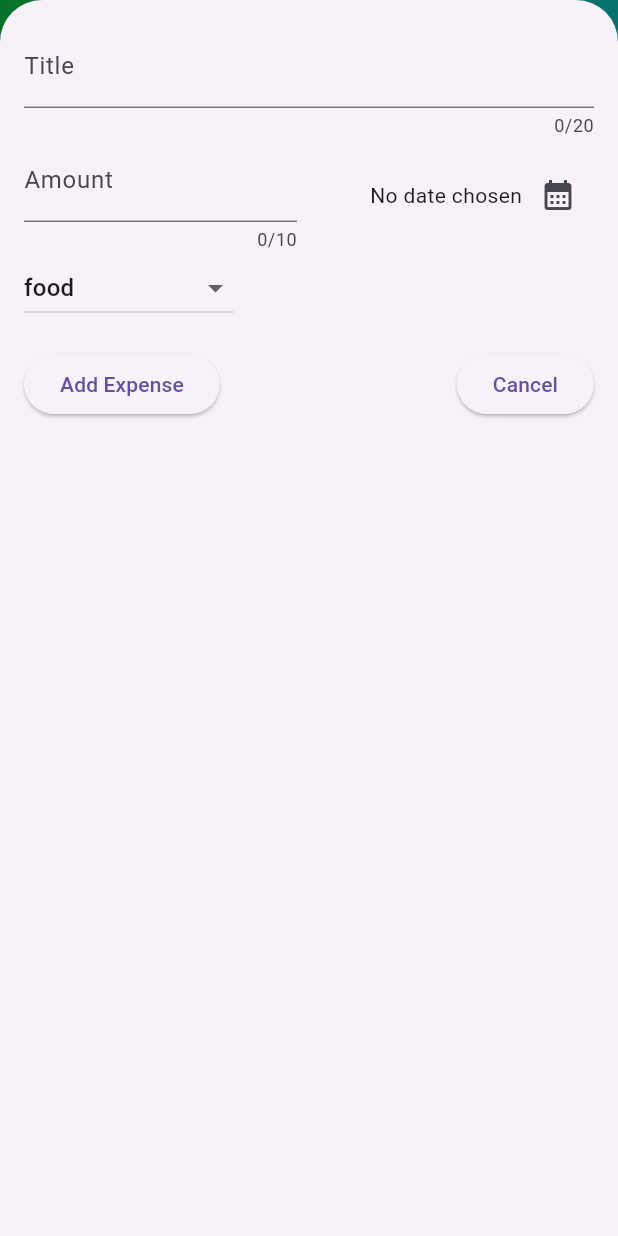
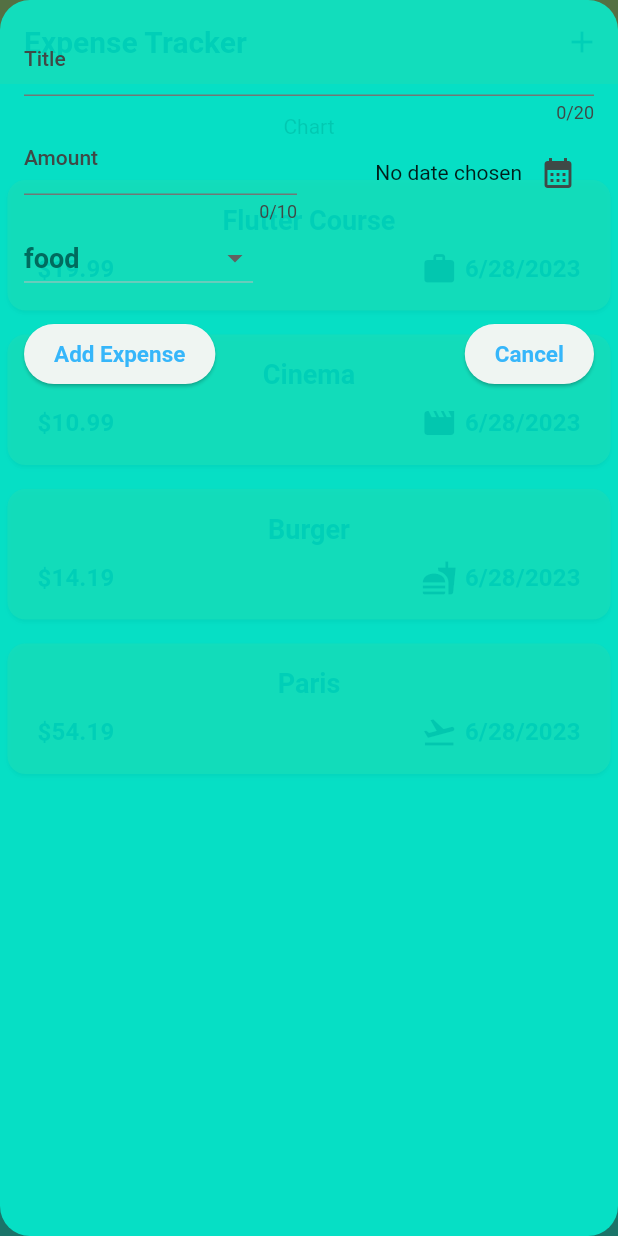
Before and after one commit to AlexTritecky/expense-tracker-app, a Flutter app: the screen it shows after launch, after a tap on the "add" icon, on a phone screen of 412 x 824 dp. Run offline on Flutter 3.47's test engine with Material 2 defaults, Android fonts, the phone set to English and light mode, and no system bars.

Commit message:
Add theme

```diff
--- a/client/lib/expenses.dart
+++ b/client/lib/expenses.dart
@@ -84,19 +84,6 @@ class _ExpensesState extends State<Expenses> {
     return Scaffold(
       appBar: AppBar(
         title: const Text('Expense Tracker'),
-        flexibleSpace: Container(
-          decoration: const BoxDecoration(
-            gradient: LinearGradient(
-              colors: [
-                Color.fromARGB(255, 15, 249, 85),
-                Color.fromARGB(255, 15, 249, 167),
-                Color.fromARGB(255, 14, 248, 240)
-              ],
-              begin: Alignment.topLeft,
-              end: Alignment.bottomRight,
-            ),
-          ),
-        ),
         actions: [
           IconButton(
             onPressed: _openAddExpenseModal,
--- a/client/lib/main.dart
+++ b/client/lib/main.dart
@@ -1,10 +1,131 @@
 import 'package:client/expenses.dart';
 import 'package:flutter/material.dart';
+
+var kColorScheme = ColorScheme.fromSeed(
+    seedColor: const Color.fromARGB(199, 23, 253, 226),
+    background: const Color.fromARGB(197, 221, 241, 121),
+    onBackground: const Color.fromARGB(198, 0, 253, 223),
+    secondaryContainer: const Color.fromARGB(197, 0, 164, 253),
+    brightness: Brightness.light);
+
+var kDarkColorScheme = ColorScheme.fromSeed(
+    seedColor: const Color.fromARGB(198, 94, 119, 116),
+    background: const Color.fromARGB(197, 113, 91, 16),
+    onBackground: const Color.fromARGB(197, 9, 84, 75),
+    secondaryContainer: const Color.fromARGB(197, 48, 130, 86),
+    brightness: Brightness.dark);
 
 void main() {
   runApp(
     MaterialApp(
-      theme: ThemeData(useMaterial3: true),
+      darkTheme: ThemeData.dark().copyWith(
+          useMaterial3: true,
+          colorScheme: kDarkColorScheme,
+          appBarTheme: const AppBarTheme().copyWith(
+            backgroundColor: kDarkColorScheme.background,
+            foregroundColor: kDarkColorScheme.primary,
+          ),
+          scaffoldBackgroundColor: kDarkColorScheme.onBackground,
+          cardTheme: CardTheme(
+              color: kDarkColorScheme.background,
+              shadowColor: kDarkColorScheme.primary,
+              margin: const EdgeInsets.symmetric(
+                vertical: 8,
+                horizontal: 5,
+              )),
+          bottomSheetTheme: BottomSheetThemeData(
+            backgroundColor: kDarkColorScheme.onBackground,
+            modalBackgroundColor: kDarkColorScheme.onBackground,
+            shape: RoundedRectangleBorder(
+              borderRadius: BorderRadius.circular(20),
+            ),
+          ),
+          textTheme: ThemeData().textTheme.copyWith(
+                titleLarge: TextStyle(
+                  color: kDarkColorScheme.primary,
+                  fontSize: 20,
+                  fontWeight: FontWeight.bold,
+                ),
+                titleMedium: TextStyle(
+                  color: kDarkColorScheme.primary,
+                  fontSize: 18,
+                  fontWeight: FontWeight.bold,
+                ),
+                titleSmall: TextStyle(
+                  color: kDarkColorScheme.primary,
+                  fontSize: 16,
+                  fontWeight: FontWeight.bold,
+                ),
+              ),
+          elevatedButtonTheme: ElevatedButtonThemeData(
+              style: ElevatedButton.styleFrom(
+                  foregroundColor: kDarkColorScheme.secondaryContainer,
+                  textStyle: const TextStyle(
+                    fontSize: 15,
+                    fontWeight: FontWeight.bold,
+                  ),
+                  padding: const EdgeInsets.symmetric(
+                    vertical: 10,
+                    horizontal: 20,
+                  ),
+                  shape: RoundedRectangleBorder(
+                    borderRadius: BorderRadius.circular(20),
+                  )))),
+      theme: ThemeData().copyWith(
+        useMaterial3: true,
+        colorScheme: kColorScheme,
+        appBarTheme: const AppBarTheme().copyWith(
+          backgroundColor: kColorScheme.background,
+          foregroundColor: kColorScheme.primary,
+        ),
+        scaffoldBackgroundColor: kColorScheme.onBackground,
+        cardTheme: CardTheme(
+            color: kColorScheme.background,
+            shadowColor: kColorScheme.primary,
+            margin: const EdgeInsets.symmetric(
+              vertical: 8,
+              horizontal: 5,
+            )),
+        bottomSheetTheme: BottomSheetThemeData(
+          backgroundColor: kColorScheme.onBackground,
+          modalBackgroundColor: kColorScheme.onBackground,
+          shape: RoundedRectangleBorder(
+            borderRadius: BorderRadius.circular(20),
+          ),
+        ),
+        textTheme: ThemeData().textTheme.copyWith(
+              titleLarge: TextStyle(
+                color: kColorScheme.primary,
+                fontSize: 20,
+                fontWeight: FontWeight.bold,
+              ),
+              titleMedium: TextStyle(
+                color: kColorScheme.primary,
+                fontSize: 18,
+                fontWeight: FontWeight.bold,
+              ),
+              titleSmall: TextStyle(
+                color: kColorScheme.primary,
+                fontSize: 16,
+                fontWeight: FontWeight.bold,
+              ),
+            ),
+        elevatedButtonTheme: ElevatedButtonThemeData(
+            style: ElevatedButton.styleFrom(
+                foregroundColor: kColorScheme.secondaryContainer,
+                textStyle: const TextStyle(
+                  fontSize: 15,
+                  fontWeight: FontWeight.bold,
+                ),
+                padding: const EdgeInsets.symmetric(
+                  vertical: 10,
+                  horizontal: 20,
+                ),
+                shape: RoundedRectangleBorder(
+                  borderRadius: BorderRadius.circular(20),
+                ))),
+      ),
+
       title: 'Expense Tracker',
       home: const Expenses(),
     ),
--- a/client/lib/models/expense_model.dart
+++ b/client/lib/models/expense_model.dart
@@ -32,6 +32,24 @@ class Expense {
   String get formattedDate {
     return dateFormat.format(date);
   }
+}
 
-  // IconData get icon => categoryIcons[category]!;
+class ExpenseBucket {
+  const ExpenseBucket({
+    required this.category,
+    required this.expenses,
+  });
+
+  final Category category;
+  final List<Expense> expenses;
+
+  double get totalAmount {
+    double total = 0;
+
+    for (final expense in expenses) {
+      total += expense.amount;
+    }
+
+    return total;
+  }
 }
--- a/client/lib/widgets/expenses_item.dart
+++ b/client/lib/widgets/expenses_item.dart
@@ -16,13 +16,14 @@ class ExpenseItem extends StatelessWidget {
         ),
         child: Column(
           children: [
-            Text(expense.title),
+            Text(expense.title, style: Theme.of(context).textTheme.titleMedium),
             const SizedBox(
               height: 10,
             ),
             Row(
               children: [
-                Text('\$${expense.amount.toStringAsFixed(2)}'),
+                Text('\$${expense.amount.toStringAsFixed(2)}',
+                    style: Theme.of(context).textTheme.titleSmall),
                 const Spacer(
                   flex: 1,
                 ),
@@ -31,7 +32,8 @@ class ExpenseItem extends StatelessWidget {
                   const SizedBox(
                     width: 5,
                   ),
-                  Text(expense.formattedDate),
+                  Text(expense.formattedDate,
+                      style: Theme.of(context).textTheme.titleSmall),
                 ]),
               ],
             )
```
